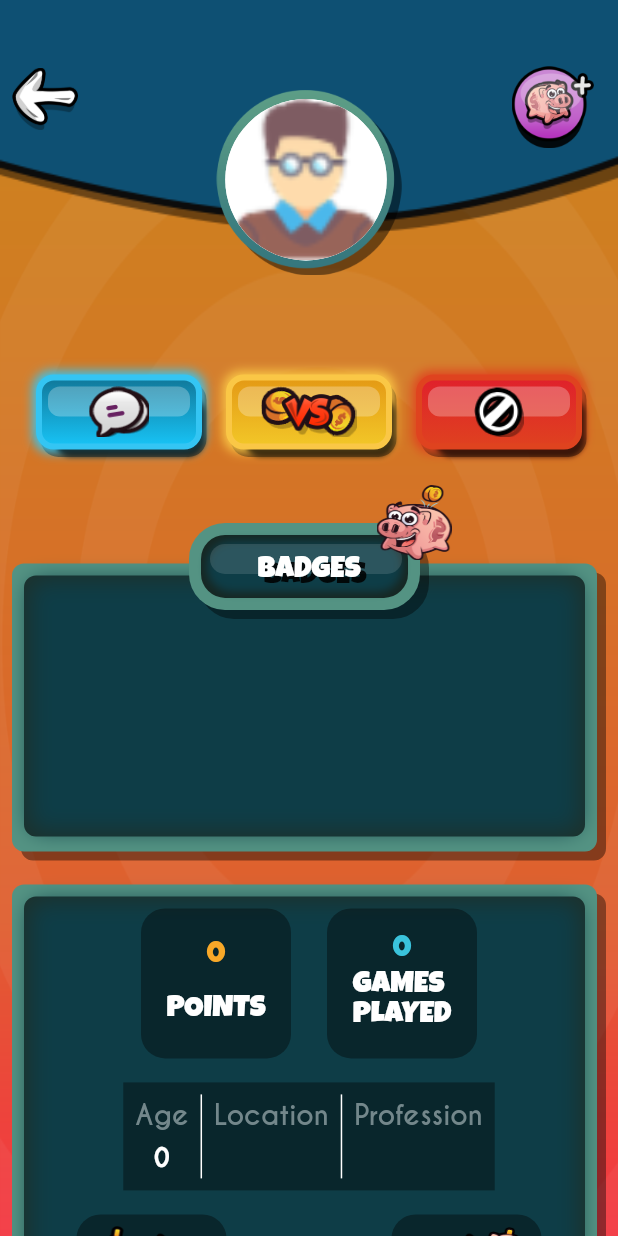
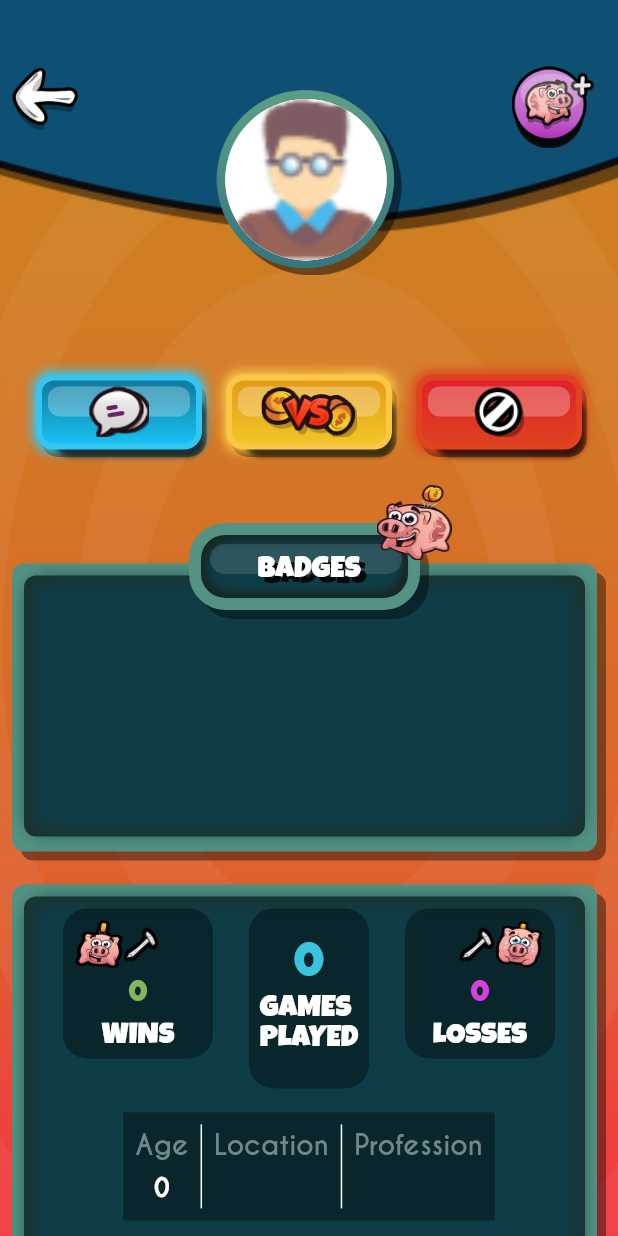
Before and after one commit to 1021dev/bbtlb_flutter, a Flutter app: the OtherUserProfileScreen screen opened directly with empty values, on a phone screen of 412 x 824 dp. Run offline on Flutter 3.47's test engine with Material 2 defaults, Android fonts, the phone set to English and light mode, and no system bars; drawn by our look-alikes of cached_network_image; our stand-ins replace auto_size_text, bordered_text, chewie, cloud_firestore, equatable, event_bus and 18 more; missing offline and left inert: admob_flutter, align_positioned, circular_menu, firebase_admob, flip_panel, flutter_contact and 2 more; accounts and stored records are empty; network calls fail.

Commit message:
update decline

```diff
--- a/big_bank_take_little_bank/lib/blocs/notifications/notifications_bloc.dart
+++ b/big_bank_take_little_bank/lib/blocs/notifications/notifications_bloc.dart
@@ -38,7 +38,6 @@ class NotificationScreenBloc extends Bloc<NotificationScreenEvent, NotificationS
     User user = FirebaseAuth.instance.currentUser;
     await _notificationsSubscription?.cancel();
     _notificationsSubscription = service.streamNotifications(user.uid).listen((event) {
-      print(event.docs.length);
         List<NotificationModel> notifications = [];
         event.docs.forEach((element) {
           notifications.add(NotificationModel.fromJson(element.data()));
--- a/big_bank_take_little_bank/lib/screens/main/friends/other_user_profile_screen.dart
+++ b/big_bank_take_little_bank/lib/screens/main/friends/other_user_profile_screen.dart
@@ -11,6 +11,7 @@ import 'package:big_bank_take_little_bank/widgets/app_button.dart';
 import 'package:big_bank_take_little_bank/widgets/app_text.dart';
 import 'package:big_bank_take_little_bank/widgets/background_widget.dart';
 import 'package:big_bank_take_little_bank/widgets/profile_image_view.dart';
+import 'package:big_bank_take_little_bank/widgets/stripe_widget.dart';
 import 'package:big_bank_take_little_bank/widgets/title_background_widget.dart';
 import 'package:firebase_auth/firebase_auth.dart';
 import 'package:flutter/cupertino.dart';
@@ -659,7 +660,7 @@ class _OtherUserProfileScreenState extends State<OtherUserProfileScreen>  with S
             top: 16,
             left: 0,
             right: 0,
-            height: 100,
+            height: 120,
             child: Row(
               mainAxisAlignment: MainAxisAlignment.center,
               crossAxisAlignment: CrossAxisAlignment.start,
@@ -671,21 +672,69 @@ class _OtherUserProfileScreenState extends State<OtherUserProfileScreen>  with S
                     borderRadius: BorderRadius.circular(16),
                     color: Color(0x60000000),
                   ),
+                  padding: EdgeInsets.all(8),
+                  child: Column(
+                    crossAxisAlignment: CrossAxisAlignment.center,
+                    mainAxisAlignment: MainAxisAlignment.center,
+                    children: [
+                      Row(
+                        children: [
+                          Image.asset(
+                            'assets/images/level_1_challenger.png',
+                            width: 32,
+                            height: 32,
+                            fit: BoxFit.fill,
+                          ),
+                          Image.asset(
+                            'assets/images/hammer_im.png',
+                            width: 24,
+                            height: 24,
+                            fit: BoxFit.fill,
+                          ),
+                        ],
+                      ),
+                      SizedBox(height: 8,),
+                      Text(
+                        userModel != null ? '${userModel.totalWin}': '',
+                        style: TextStyle(
+                          color: Color(0xFF84B65B),
+                          fontSize: 20,
+                          fontFamily: 'Lucky',
+                        ),
+                      ),
+                      SizedBox(height: 8,),
+                      Flexible(
+                        child: Text(
+                          'WINS',
+                          style: Theme.of(context).textTheme.bodyText1,
+                        ),
+                      ),
+                    ],
+                  ),
+                ),
+                SizedBox(width: 24,),
+                Container(
+                  width: 80,
+                  height: 120,
+                  decoration: BoxDecoration(
+                    borderRadius: BorderRadius.circular(16),
+                    color: Color(0x60000000),
+                  ),
                   child: Column(
                     crossAxisAlignment: CrossAxisAlignment.center,
                     mainAxisAlignment: MainAxisAlignment.center,
                     children: [
                       Text(
-                        userModel != null ? '${userModel.points}' : '',
+                        userModel != null ? '${userModel.totalGamePlayed}': '',
                         style: TextStyle(
-                          color: Color(0xFFF8A828),
-                          fontSize: 20,
+                          color: Color(0xFF3AC3DC),
+                          fontSize: 32,
                           fontFamily: 'Lucky',
                         ),
                       ),
-                      SizedBox(height: 16,),
+                      SizedBox(height: 4,),
                       Text(
-                        'POINTS',
+                        'GAMES\nPLAYED',
                         style: Theme.of(context).textTheme.bodyText1,
                       ),
                     ],
@@ -699,22 +748,43 @@ class _OtherUserProfileScreenState extends State<OtherUserProfileScreen>  with S
                     borderRadius: BorderRadius.circular(16),
                     color: Color(0x60000000),
                   ),
+                  padding: EdgeInsets.all(8),
                   child: Column(
                     crossAxisAlignment: CrossAxisAlignment.center,
                     mainAxisAlignment: MainAxisAlignment.center,
                     children: [
+                      Row(
+                        mainAxisAlignment: MainAxisAlignment.end,
+                        children: [
+                          Image.asset(
+                            'assets/images/hammer_im.png',
+                            width: 24,
+                            height: 24,
+                            fit: BoxFit.fill,
+                          ),
+                          Image.asset(
+                            'assets/images/lossing_piggy.png',
+                            width: 32,
+                            height: 32,
+                            fit: BoxFit.fill,
+                          ),
+                        ],
+                      ),
+                      SizedBox(height: 8,),
                       Text(
-                        userModel != null ? '${userModel.totalGamePlayed}': '',
+                        userModel != null ? '${userModel.totalLoss}': '',
                         style: TextStyle(
-                          color: Color(0xFF3AC3DC),
+                          color: Color(0xFFD741D9),
                           fontSize: 20,
                           fontFamily: 'Lucky',
                         ),
                       ),
-                      SizedBox(height: 4,),
-                      Text(
-                        'GAMES\nPLAYED',
-                        style: Theme.of(context).textTheme.bodyText1,
+                      SizedBox(height: 8,),
+                      Flexible(
+                        child: Text(
+                          'LOSSES',
+                          style: Theme.of(context).textTheme.bodyText1,
+                        ),
                       ),
                     ],
                   ),
@@ -723,7 +793,7 @@ class _OtherUserProfileScreenState extends State<OtherUserProfileScreen>  with S
             ),
           ),
           Positioned(
-            top: 132,
+            top: 152,
             height: 72,
             child: Container(
               decoration: BoxDecoration(
@@ -821,119 +891,20 @@ class _OtherUserProfileScreenState extends State<OtherUserProfileScreen>  with S
               ),
             ),
           ),
-          Positioned(
-            left: 0,
-            right: 0,
-            height: 100,
-            bottom: 0,
-            child: Row(
-              mainAxisAlignment: MainAxisAlignment.spaceEvenly,
-              children: [
-                Container(
-                  width: 100,
-                  height: 100,
-                  decoration: BoxDecoration(
-                    borderRadius: BorderRadius.circular(16),
-                    color: Color(0x60000000),
-                  ),
-                  padding: EdgeInsets.all(8),
-                  child: Column(
-                    crossAxisAlignment: CrossAxisAlignment.center,
-                    mainAxisAlignment: MainAxisAlignment.center,
-                    children: [
-                      Row(
-                        children: [
-                          Image.asset(
-                            'assets/images/level_1_challenger.png',
-                            width: 32,
-                            height: 32,
-                            fit: BoxFit.fill,
-                          ),
-                          Image.asset(
-                            'assets/images/hammer_im.png',
-                            width: 24,
-                            height: 24,
-                            fit: BoxFit.fill,
-                          ),
-                        ],
-                      ),
-                      SizedBox(height: 8,),
-                      Text(
-                        userModel != null ? '${userModel.totalWin}': '',
-                        style: TextStyle(
-                          color: Color(0xFF84B65B),
-                          fontSize: 20,
-                          fontFamily: 'Lucky',
-                        ),
-                      ),
-                      SizedBox(height: 8,),
-                      Flexible(
-                        child: Text(
-                          'WINS',
-                          style: Theme.of(context).textTheme.bodyText1,
-                        ),
-                      ),
-                    ],
-                  ),
-                ),
-                SizedBox(width: 24,),
-                Container(
-                  width: 100,
-                  height: 100,
-                  decoration: BoxDecoration(
-                    borderRadius: BorderRadius.circular(16),
-                    color: Color(0x60000000),
-                  ),
-                  padding: EdgeInsets.all(8),
-                  child: Column(
-                    crossAxisAlignment: CrossAxisAlignment.center,
-                    mainAxisAlignment: MainAxisAlignment.center,
-                    children: [
-                      Row(
-                        mainAxisAlignment: MainAxisAlignment.end,
-                        children: [
-                          Image.asset(
-                            'assets/images/hammer_im.png',
-                            width: 24,
-                            height: 24,
-                            fit: BoxFit.fill,
-                          ),
-                          Image.asset(
-                            'assets/images/lossing_piggy.png',
-                            width: 32,
-                            height: 32,
-                            fit: BoxFit.fill,
-                          ),
-                        ],
-                      ),
-                      SizedBox(height: 8,),
-                      Text(
-                        userModel != null ? '${userModel.totalLoss}': '',
-                        style: TextStyle(
-                          color: Color(0xFFD741D9),
-                          fontSize: 20,
-                          fontFamily: 'Lucky',
-                        ),
-                      ),
-                      SizedBox(height: 8,),
-                      Flexible(
-                        child: Text(
-                          'LOSSES',
-                          style: Theme.of(context).textTheme.bodyText1,
-                        ),
-                      ),
-                    ],
-                  ),
-                ),
-              ],
-            ),
-          ),
         ],
       ),
     );
   }
 
   Widget _challengesSection(FriendsState state) {
+    double progress = 0.0;
+    if (userModel != null) {
+      if (userModel.totalRequest == 0 && userModel.totalDeclined == 0) {
+        progress = 0;
+      } else {
+        progress = MediaQuery.of(context).size.width * 0.6 * userModel.totalRequest.toDouble() / (userModel.totalRequest.toDouble() + userModel.totalDeclined.toDouble());
+  }
+}
     return SizedBox(
       height: 200,
       child: Stack(
@@ -968,14 +939,14 @@ class _OtherUserProfileScreenState extends State<OtherUserProfileScreen>  with S
                 children: [
                   SizedBox(height: 16,),
                   Text(
-                    userModel != null ? '${userModel.totalRequest}': '',
+                    userModel != null ? '${userModel.totalRequest}': '0',
                     style: TextStyle(
                       color: Color(0xFF19DC47),
-                      fontSize: 20,
+                      fontSize: 32,
                       fontFamily: 'Lucky',
                     ),
                   ),
-                  SizedBox(height: 16,),
+                  SizedBox(height: 8,),
                   Text(
                     'REQUESTED',
                     style: TextStyle(
@@ -999,14 +970,14 @@ class _OtherUserProfileScreenState extends State<OtherUserProfileScreen>  with S
                 children: [
                   SizedBox(height: 16,),
                   Text(
-                    userModel != null ? '${userModel.totalDecline}': '',
+                    userModel != null ? '${userModel.totalDeclined}': '0',
                     style: TextStyle(
                       color: Color(0xFFF3422E),
-                      fontSize: 20,
+                      fontSize: 32,
                       fontFamily: 'Lucky',
                     ),
                   ),
-                  SizedBox(height: 16,),
+                  SizedBox(height: 8,),
                   Text(
                     'DECLINED',
                     style: TextStyle(
@@ -1024,6 +995,74 @@ class _OtherUserProfileScreenState extends State<OtherUserProfileScreen>  with S
                 ],
               ),
             ],
+          ),
+          Positioned(
+            bottom: 24,
+            child: Stack(
+              children: [
+                Container(
+                  width: MediaQuery.of(context).size.width * 0.6,
+                  height: 24,
+                  decoration: BoxDecoration(
+                    gradient: LinearGradient(
+                      colors: userModel.totalDeclined > 0 ? [
+                        Color(0xff0b3935),
+                        Color(0xff185458),
+                      ]: [
+                        Color(0xffc93900),
+                        Color(0xffff443b),
+                      ],
+                      begin: Alignment.topCenter,
+                      end: Alignment.bottomCenter,
+                    ),
+                    borderRadius: BorderRadius.circular(12),
+                    boxShadow: [
+                      BoxShadow(
+                        color: Colors.black87,
+                        spreadRadius: -3,
+                        blurRadius: 1,
+                        offset: Offset(3, 6),
+                      ),
+                    ],
+                  ),
+                ),
+                Positioned(
+                  top: 0,
+                  left: 0,
+                  bottom: 0,
+                  child: Container(
+                    width: progress,
+                    decoration: BoxDecoration(
+                      borderRadius: BorderRadius.circular(12),
+                      gradient: LinearGradient(
+                        colors: [
+                          Color(0xff00ff9c),
+                          Color(0xff00d64c),
+                        ],
+                      ),
+                    ),
+                  ),
+                ),
+                Positioned(
+                  top: 0,
+                  left: 0,
+                  bottom: 0,
+                  child: Container(
+                    width: progress,
+                    decoration: BoxDecoration(
+                      borderRadius: BorderRadius.circular(12),
+                    ),
+                    clipBehavior: Clip.antiAlias,
+                    child: StripsWidget(
+                      color1: Color(0x6300d64c),
+                      color2: Color(0x63ffffff),
+                      gap: 12,
+                      noOfStrips: 100,
+                    ),
+                  ),
+                ),
+              ],
+            ),
           )
         ],
       ),
--- a/big_bank_take_little_bank/lib/screens/main/message/messages_screen.dart
+++ b/big_bank_take_little_bank/lib/screens/main/message/messages_screen.dart
@@ -81,7 +81,6 @@ class _MessagesScreenState extends State<MessagesScreen> {
   }
 
   Widget _body(NotificationScreenState state) {
-    print(state.notifications);
     return Stack(
       fit: StackFit.expand,
       children: [
@@ -143,7 +142,8 @@ class _MessagesScreenState extends State<MessagesScreen> {
             notificationModel: state.notifications[index],
             controller: slidableController,
             onDelete: () {
-
+              print('delete notifications');
+              notificationScreenBloc.add(DeleteNotificationEvent(notificationModel: state.notifications[index]));
             },
             onTap: () {
 
--- a/big_bank_take_little_bank/lib/screens/main/message/notification_cell.dart
+++ b/big_bank_take_little_bank/lib/screens/main/message/notification_cell.dart
@@ -24,10 +24,6 @@ class NotificationCell extends StatelessWidget {
       key: Key(notificationModel.id),
       controller: controller,
       direction: Axis.horizontal,
-      // dismissal: SlidableDismissal(
-      //   child: SlidableDrawerDismissal(),
-      //   onDismissed: onDelete,
-      // ),
       actionPane: SlidableBehindActionPane(),
       actionExtentRatio: 0.25,
       child:  GestureDetector(
@@ -116,7 +112,10 @@ class NotificationCell extends StatelessWidget {
         SlideAction(
           color: Colors.transparent,
           child: Image.asset('assets/images/ic_delete_notification.png'),
-          onTap: () {},
+          onTap: () {
+            print('delete');
+            onDelete();
+          },
         ),
       ],
     );
--- a/big_bank_take_little_bank/lib/screens/main/profile/ads_points_screen.dart
+++ b/big_bank_take_little_bank/lib/screens/main/profile/ads_points_screen.dart
@@ -257,54 +257,7 @@ class _AdsPointsScreenState extends State<AdsPointsScreen> {
       ],
     );
   }
-  void _onRewardedAdEvent(RewardedVideoAdEvent event,
-      {String rewardType, int rewardAmount}) {
-    switch (event) {
-      case RewardedVideoAdEvent.loaded:
-        setState(() {
-          _isRewardedAdReady = true;
-        });
-        break;
-      case RewardedVideoAdEvent.closed:
-        setState(() {
-          _isRewardedAdReady = false;
-        });
-        _loadRewardedAd();
-        break;
-      case RewardedVideoAdEvent.failedToLoad:
-        setState(() {
-          _isRewardedAdReady = false;
-        });
-        print('Failed to load a rewarded ad');
-        break;
-      case RewardedVideoAdEvent.rewarded:
-        print('rewarded $rewardType,  $rewardAmount');
-        int rewardsPoint = 0;
-        if (count < 5) {
-          rewardsPoint = 100 + Random().nextInt(400);
-        } else if (count < 10) {
-          rewardsPoint = 500 + Random().nextInt(500);
-        } else {
-          rewardsPoint = 1000;
-        }
-        RewardsModel rewardsModel = RewardsModel();
-        rewardsModel.id = Global.instance.userId;
-        rewardsModel.rewardPoint = rewardsPoint;
-        rewardsModel.type = 'ads';
-        rewardsModel.consecutive = count;
-        BlocProvider.of<AdsRewardsBloc>(homeContext)..add(UpdateAdsRewards(rewardsModel: rewardsModel));
-        break;
-      default:
-      // do nothing
-    }
-  }
 
-  void _loadRewardedAd() {
-    RewardedVideoAd.instance.load(
-      targetingInfo: MobileAdTargetingInfo(),
-      adUnitId: RewardedVideoAd.testAdUnitId,
-    );
-  }
   MobileAdTargetingInfo targetingInfo = MobileAdTargetingInfo(
       keywords: <String>['flutterio', 'beautiful apps'],
       contentUrl: 'https://flutter.io',
```
